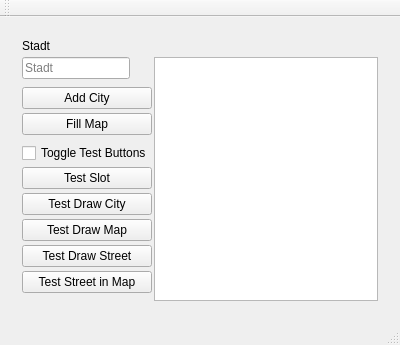
The window that Versuch8/streetplanner.ui (elEnemigo/Versuche) describes before a commit, drawn with Qt 5.
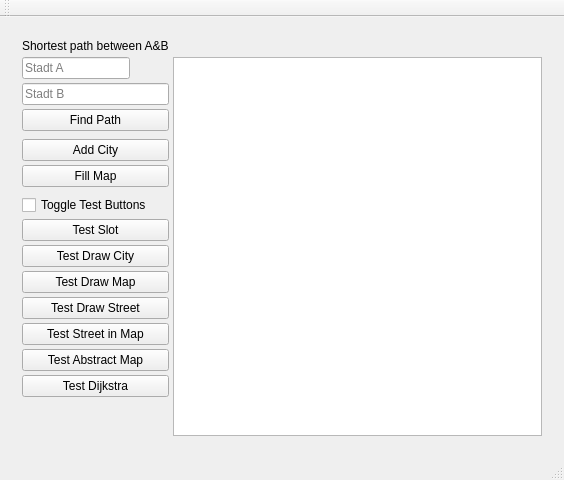
The same window after the commit.

Diff of the .ui file:
```diff
--- a/Versuch8/streetplanner.ui
+++ b/Versuch8/streetplanner.ui
@@ -6,8 +6,8 @@
    <rect>
     <x>0</x>
     <y>0</y>
-    <width>400</width>
-    <height>323</height>
+    <width>564</width>
+    <height>480</height>
    </rect>
   </property>
   <property name="windowTitle">
@@ -17,21 +17,25 @@
    <layout class="QHBoxLayout" name="horizontalLayout">
     <item>
      <widget class="QWidget" name="gridWidget" native="true">
-      <layout class="QGridLayout" name="gridLayout">
-       <property name="horizontalSpacing">
-        <number>2</number>
-       </property>
-       <property name="verticalSpacing">
+      <layout class="QGridLayout" name="gridLayout" columnstretch="10,0,90">
+       <property name="spacing">
         <number>4</number>
        </property>
-       <item row="3" column="0">
+       <item row="15" column="0">
+        <widget class="QPushButton" name="pushButton_9">
+         <property name="text">
+          <string>Test Dijkstra</string>
+         </property>
+        </widget>
+       </item>
+       <item row="5" column="0">
         <widget class="QPushButton" name="pushButton_6">
          <property name="text">
           <string>Add City</string>
          </property>
         </widget>
        </item>
-       <item row="13" column="0">
+       <item row="16" column="0">
         <spacer name="verticalSpacer">
          <property name="orientation">
           <enum>Qt::Vertical</enum>
@@ -44,24 +48,7 @@
          </property>
         </spacer>
        </item>
-       <item row="1" column="2" rowspan="13">
-        <widget class="QGraphicsView" name="graphicsView"/>
-       </item>
-       <item row="9" column="0">
-        <widget class="QPushButton" name="pushButton_3">
-         <property name="text">
-          <string>Test Draw Map</string>
-         </property>
-        </widget>
-       </item>
-       <item row="1" column="0" alignment="Qt::AlignLeft|Qt::AlignTop">
-        <widget class="QLineEdit" name="lineEdit">
-         <property name="placeholderText">
-          <string>Stadt</string>
-         </property>
-        </widget>
-       </item>
-       <item row="8" column="0">
+       <item row="10" column="0">
         <widget class="QPushButton" name="pushButton_2">
          <property name="text">
           <string>Test Draw City</string>
@@ -71,45 +58,90 @@
          </property>
         </widget>
        </item>
+       <item row="8" column="0">
+        <widget class="QCheckBox" name="checkBox">
+         <property name="text">
+          <string>Toggle Test Buttons</string>
+         </property>
+        </widget>
+       </item>
+       <item row="1" column="0" alignment="Qt::AlignLeft|Qt::AlignTop">
+        <widget class="QLineEdit" name="lineEdit">
+         <property name="placeholderText">
+          <string>Stadt A</string>
+         </property>
+        </widget>
+       </item>
        <item row="11" column="0">
+        <widget class="QPushButton" name="pushButton_3">
+         <property name="text">
+          <string>Test Draw Map</string>
+         </property>
+        </widget>
+       </item>
+       <item row="13" column="0">
         <widget class="QPushButton" name="pushButton_5">
          <property name="text">
           <string>Test Street in Map</string>
          </property>
         </widget>
        </item>
+       <item row="12" column="0">
+        <widget class="QPushButton" name="pushButton_4">
+         <property name="text">
+          <string>Test Draw Street</string>
+         </property>
+        </widget>
+       </item>
        <item row="6" column="0">
-        <widget class="QCheckBox" name="checkBox">
+        <widget class="QPushButton" name="pushButton_7">
          <property name="text">
-          <string>Toggle Test Buttons</string>
+          <string>Fill Map</string>
          </property>
         </widget>
        </item>
        <item row="0" column="0" alignment="Qt::AlignTop">
         <widget class="QLabel" name="label">
          <property name="text">
-          <string>Stadt</string>
+          <string>Shortest path between A&amp;B</string>
          </property>
         </widget>
        </item>
-       <item row="7" column="0">
+       <item row="9" column="0">
         <widget class="QPushButton" name="pushButton">
          <property name="text">
           <string>Test Slot</string>
          </property>
         </widget>
        </item>
-       <item row="10" column="0">
-        <widget class="QPushButton" name="pushButton_4">
+       <item row="14" column="0">
+        <widget class="QPushButton" name="pushButton_8">
          <property name="text">
-          <string>Test Draw Street</string>
+          <string>Test Abstract Map</string>
          </property>
         </widget>
        </item>
-       <item row="4" column="0">
-        <widget class="QPushButton" name="pushButton_7">
+       <item row="2" column="0">
+        <widget class="QLineEdit" name="lineEdit_2">
+         <property name="placeholderText">
+          <string>Stadt B</string>
+         </property>
+        </widget>
+       </item>
+       <item row="3" column="0">
+        <widget class="QPushButton" name="pushButton_10">
          <property name="text">
-          <string>Fill Map</string>
+          <string>Find Path</string>
+         </property>
+        </widget>
+       </item>
+       <item row="1" column="1" rowspan="16" colspan="2">
+        <widget class="QGraphicsView" name="graphicsView">
+         <property name="minimumSize">
+          <size>
+           <width>0</width>
+           <height>0</height>
+          </size>
          </property>
         </widget>
        </item>
```
Left out of the diff: 2 changed lines with no effect on the pictures.
